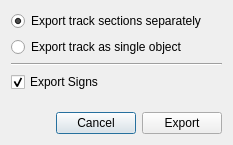
The window that TrackEditor/ExportWizard.ui (Zizin13/Roller) describes before a commit, drawn with Qt 5.
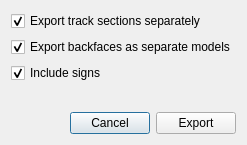
The same window after the commit.

Commit message: adding separate backs models to export wizard

What changed in the file:
```diff
--- a/TrackEditor/ExportWizard.ui
+++ b/TrackEditor/ExportWizard.ui
@@ -17,7 +17,7 @@
    <item>
     <layout class="QVBoxLayout" name="verticalLayout_2">
      <item>
-      <widget class="QRadioButton" name="rbSeparate">
+      <widget class="QCheckBox" name="ckSections">
        <property name="text">
         <string>Export track sections separately</string>
        </property>
@@ -30,26 +30,19 @@
       </widget>
      </item>
      <item>
-      <widget class="QRadioButton" name="rbSingle">
+      <widget class="QCheckBox" name="ckBacks">
        <property name="text">
-        <string>Export track as single object</string>
+        <string>Export backfaces as separate models</string>
        </property>
-       <property name="autoExclusive">
-        <bool>false</bool>
-       </property>
-      </widget>
-     </item>
-     <item>
-      <widget class="Line" name="line">
-       <property name="orientation">
-        <enum>Qt::Horizontal</enum>
+       <property name="checked">
+        <bool>true</bool>
        </property>
       </widget>
      </item>
      <item>
       <widget class="QCheckBox" name="ckSigns">
        <property name="text">
-        <string>Export Signs</string>
+        <string>Include signs</string>
        </property>
        <property name="checked">
         <bool>true</bool>
```
Left out of the diff: 3 changed lines with no effect on the pictures. The commit also changes 2 other files.
